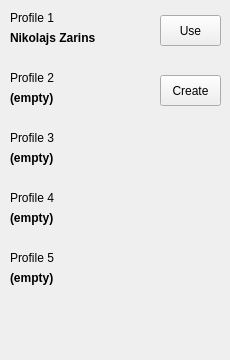
Old version of the form RadotechSim/pageprofileselect.ui in the repository nikolajszarins/3004-project.
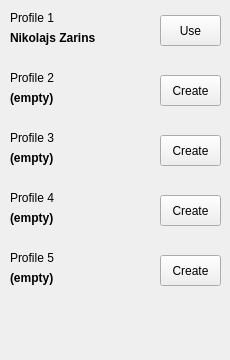
New version of the form.

Commit message: profile select functionality

What changed in the file:
```diff
--- a/RadotechSim/pageprofileselect.ui
+++ b/RadotechSim/pageprofileselect.ui
@@ -71,7 +71,7 @@
         <string>Nikolajs Zarins</string>
        </property>
       </widget>
-      <widget class="QPushButton" name="buttonProfile1">
+      <widget class="QPushButton" name="buttonProfile0">
        <property name="geometry">
         <rect>
          <x>160</x>
@@ -131,7 +131,7 @@
         <string>(empty)</string>
        </property>
       </widget>
-      <widget class="QPushButton" name="buttonProfile2">
+      <widget class="QPushButton" name="buttonProfile1">
        <property name="geometry">
         <rect>
          <x>160</x>
@@ -191,6 +191,19 @@
         <string>(empty)</string>
        </property>
       </widget>
+      <widget class="QPushButton" name="buttonProfile2">
+       <property name="geometry">
+        <rect>
+         <x>160</x>
+         <y>15</y>
+         <width>61</width>
+         <height>31</height>
+        </rect>
+       </property>
+       <property name="text">
+        <string>Create</string>
+       </property>
+      </widget>
      </widget>
     </item>
     <item>
@@ -238,6 +251,19 @@
         <string>(empty)</string>
        </property>
       </widget>
+      <widget class="QPushButton" name="buttonProfile3">
+       <property name="geometry">
+        <rect>
+         <x>160</x>
+         <y>15</y>
+         <width>61</width>
+         <height>31</height>
+        </rect>
+       </property>
+       <property name="text">
+        <string>Create</string>
+       </property>
+      </widget>
      </widget>
     </item>
     <item>
@@ -285,6 +311,19 @@
         <string>(empty)</string>
        </property>
       </widget>
+      <widget class="QPushButton" name="buttonProfile4">
+       <property name="geometry">
+        <rect>
+         <x>160</x>
+         <y>15</y>
+         <width>61</width>
+         <height>31</height>
+        </rect>
+       </property>
+       <property name="text">
+        <string>Create</string>
+       </property>
+      </widget>
      </widget>
     </item>
     <item>
```
Left out of the diff: 10 changed lines with no effect on the pictures. The commit also changes 5 other files.
